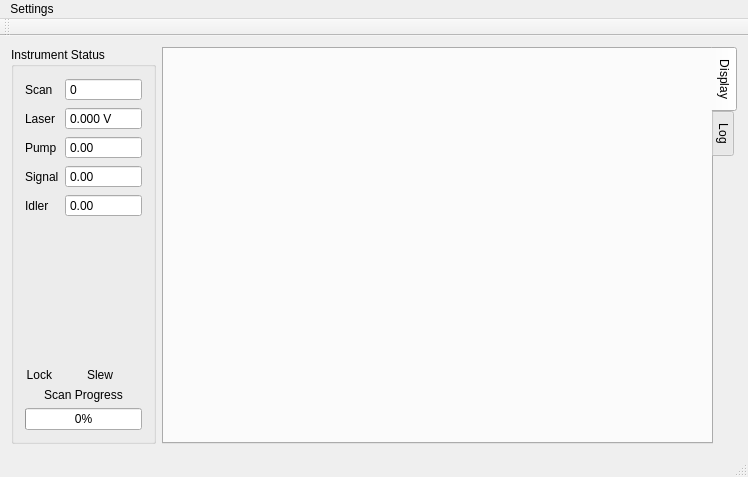
kncrabtree/nicerohms, file mainwindow.ui: the form before one commit.
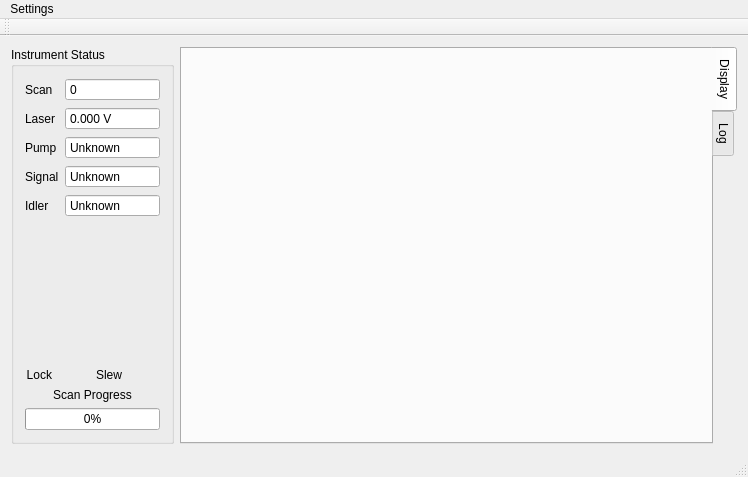
The form after the commit. Custom widgets are drawn as their Qt base class.

```diff
--- a/mainwindow.ui
+++ b/mainwindow.ui
@@ -87,8 +87,14 @@
            <property name="buttonSymbols">
             <enum>QAbstractSpinBox::NoButtons</enum>
            </property>
+           <property name="specialValueText">
+            <string>Unknown</string>
+           </property>
+           <property name="suffix">
+            <string> GHz</string>
+           </property>
            <property name="maximum">
-            <double>100000000.000000000000000</double>
+            <double>1000000.000000000000000</double>
            </property>
           </widget>
          </item>
@@ -107,8 +113,14 @@
            <property name="buttonSymbols">
             <enum>QAbstractSpinBox::NoButtons</enum>
            </property>
+           <property name="specialValueText">
+            <string>Unknown</string>
+           </property>
+           <property name="suffix">
+            <string> GHz</string>
+           </property>
            <property name="maximum">
-            <double>100000000.000000000000000</double>
+            <double>1000000.000000000000000</double>
            </property>
           </widget>
          </item>
@@ -127,8 +139,14 @@
            <property name="buttonSymbols">
             <enum>QAbstractSpinBox::NoButtons</enum>
            </property>
+           <property name="specialValueText">
+            <string>Unknown</string>
+           </property>
+           <property name="suffix">
+            <string> GHz</string>
+           </property>
            <property name="maximum">
-            <double>100000000.000000000000000</double>
+            <double>1000000.000000000000000</double>
            </property>
           </widget>
          </item>
```
Left out of the diff: 28 changed lines with no effect on the pictures.
